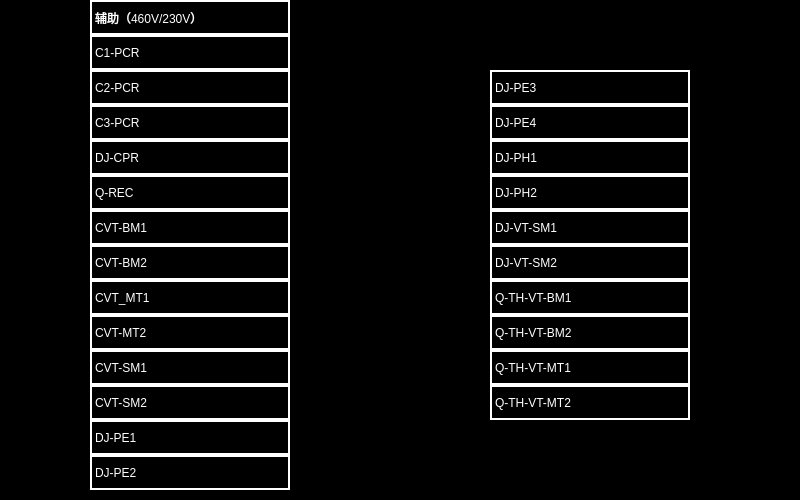
Before: the Qt Designer form devicedatabreaker.ui in isliulin/Plan85HMI, drawn with Qt 5.
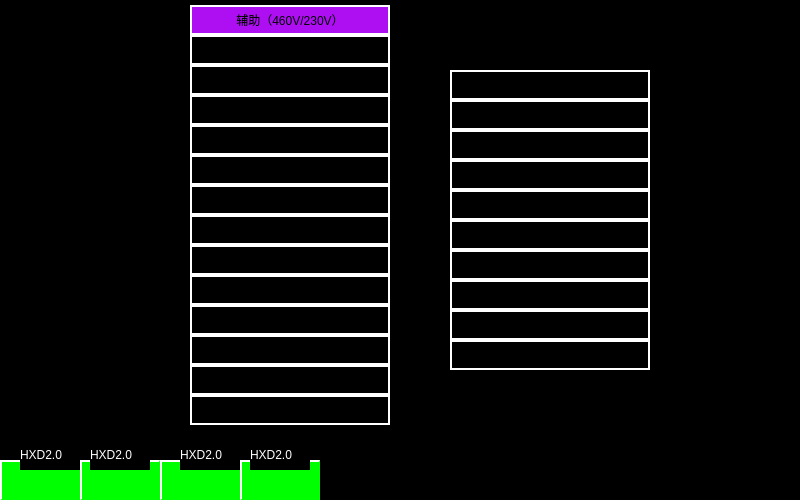
After: the same form once the commit is applied. Icons and pictures are not drawn.

```diff
--- a/devicedatabreaker.ui
+++ b/devicedatabreaker.ui
@@ -28,7 +28,7 @@
 }
 QLabel
 {
-color:rgb(255,255,255);
+color:black;
 border:2px  solid white;
 }
 </string>
@@ -36,313 +36,520 @@
   <widget class="QLabel" name="label">
    <property name="geometry">
     <rect>
-     <x>90</x>
-     <y>0</y>
+     <x>190</x>
+     <y>5</y>
      <width>200</width>
-     <height>35</height>
+     <height>30</height>
     </rect>
    </property>
+   <property name="styleSheet">
+    <string notr="true">background-color: rgb(173, 15, 242);</string>
+   </property>
    <property name="text">
     <string>辅助（460V/230V）</string>
    </property>
+   <property name="alignment">
+    <set>Qt::AlignCenter</set>
+   </property>
   </widget>
   <widget class="QLabel" name="label_2">
    <property name="geometry">
     <rect>
-     <x>90</x>
+     <x>190</x>
      <y>35</y>
      <width>200</width>
-     <height>35</height>
+     <height>30</height>
     </rect>
    </property>
    <property name="text">
     <string>C1-PCR</string>
    </property>
+   <property name="alignment">
+    <set>Qt::AlignCenter</set>
+   </property>
   </widget>
   <widget class="QLabel" name="label_3">
    <property name="geometry">
     <rect>
-     <x>90</x>
-     <y>70</y>
+     <x>190</x>
+     <y>65</y>
      <width>200</width>
-     <height>35</height>
+     <height>30</height>
     </rect>
    </property>
    <property name="text">
     <string>C2-PCR</string>
    </property>
+   <property name="alignment">
+    <set>Qt::AlignCenter</set>
+   </property>
   </widget>
   <widget class="QLabel" name="label_4">
    <property name="geometry">
     <rect>
-     <x>90</x>
-     <y>105</y>
+     <x>190</x>
+     <y>95</y>
      <width>200</width>
-     <height>35</height>
+     <height>30</height>
     </rect>
    </property>
    <property name="text">
     <string>C3-PCR</string>
    </property>
+   <property name="alignment">
+    <set>Qt::AlignCenter</set>
+   </property>
   </widget>
   <widget class="QLabel" name="label_5">
    <property name="geometry">
     <rect>
-     <x>90</x>
-     <y>140</y>
+     <x>190</x>
+     <y>125</y>
      <width>200</width>
-     <height>35</height>
+     <height>30</height>
     </rect>
    </property>
    <property name="text">
     <string>DJ-CPR</string>
    </property>
+   <property name="alignment">
+    <set>Qt::AlignCenter</set>
+   </property>
   </widget>
   <widget class="QLabel" name="label_6">
    <property name="geometry">
     <rect>
-     <x>90</x>
-     <y>245</y>
+     <x>190</x>
+     <y>215</y>
      <width>200</width>
-     <height>35</height>
+     <height>30</height>
     </rect>
    </property>
    <property name="text">
     <string>CVT-BM2</string>
    </property>
+   <property name="alignment">
+    <set>Qt::AlignCenter</set>
+   </property>
   </widget>
   <widget class="QLabel" name="label_7">
    <property name="geometry">
     <rect>
-     <x>90</x>
-     <y>210</y>
+     <x>190</x>
+     <y>185</y>
      <width>200</width>
-     <height>35</height>
+     <height>30</height>
     </rect>
    </property>
    <property name="text">
     <string>CVT-BM1</string>
    </property>
+   <property name="alignment">
+    <set>Qt::AlignCenter</set>
+   </property>
   </widget>
   <widget class="QLabel" name="label_8">
    <property name="geometry">
     <rect>
-     <x>90</x>
-     <y>175</y>
+     <x>190</x>
+     <y>155</y>
      <width>200</width>
-     <height>35</height>
+     <height>30</height>
     </rect>
    </property>
    <property name="text">
     <string>Q-REC</string>
    </property>
+   <property name="alignment">
+    <set>Qt::AlignCenter</set>
+   </property>
   </widget>
   <widget class="QLabel" name="label_9">
    <property name="geometry">
     <rect>
-     <x>90</x>
-     <y>420</y>
+     <x>190</x>
+     <y>365</y>
      <width>200</width>
-     <height>35</height>
+     <height>30</height>
     </rect>
    </property>
    <property name="text">
     <string>DJ-PE1</string>
    </property>
+   <property name="alignment">
+    <set>Qt::AlignCenter</set>
+   </property>
   </widget>
   <widget class="QLabel" name="label_10">
    <property name="geometry">
     <rect>
-     <x>90</x>
-     <y>350</y>
+     <x>190</x>
+     <y>305</y>
      <width>200</width>
-     <height>35</height>
+     <height>30</height>
     </rect>
    </property>
    <property name="text">
     <string>CVT-SM1</string>
    </property>
+   <property name="alignment">
+    <set>Qt::AlignCenter</set>
+   </property>
   </widget>
   <widget class="QLabel" name="label_11">
    <property name="geometry">
     <rect>
-     <x>90</x>
-     <y>315</y>
+     <x>190</x>
+     <y>275</y>
      <width>200</width>
-     <height>35</height>
+     <height>30</height>
     </rect>
    </property>
    <property name="text">
     <string>CVT-MT2</string>
    </property>
+   <property name="alignment">
+    <set>Qt::AlignCenter</set>
+   </property>
   </widget>
   <widget class="QLabel" name="label_12">
    <property name="geometry">
     <rect>
-     <x>90</x>
-     <y>455</y>
+     <x>190</x>
+     <y>395</y>
      <width>200</width>
-     <height>35</height>
+     <height>30</height>
     </rect>
    </property>
    <property name="text">
     <string>DJ-PE2</string>
    </property>
+   <property name="alignment">
+    <set>Qt::AlignCenter</set>
+   </property>
   </widget>
   <widget class="QLabel" name="label_13">
    <property name="geometry">
     <rect>
-     <x>90</x>
-     <y>385</y>
+     <x>190</x>
+     <y>335</y>
      <width>200</width>
-     <height>35</height>
+     <height>30</height>
     </rect>
    </property>
    <property name="text">
     <string>CVT-SM2</string>
    </property>
+   <property name="alignment">
+    <set>Qt::AlignCenter</set>
+   </property>
   </widget>
   <widget class="QLabel" name="label_14">
    <property name="geometry">
     <rect>
-     <x>90</x>
-     <y>280</y>
+     <x>190</x>
+     <y>245</y>
      <width>200</width>
-     <height>35</height>
+     <height>30</height>
     </rect>
    </property>
    <property name="text">
     <string>CVT_MT1</string>
    </property>
+   <property name="alignment">
+    <set>Qt::AlignCenter</set>
+   </property>
   </widget>
   <widget class="QLabel" name="label_15">
    <property name="geometry">
     <rect>
-     <x>490</x>
-     <y>140</y>
+     <x>450</x>
+     <y>130</y>
      <width>200</width>
-     <height>35</height>
+     <height>30</height>
     </rect>
    </property>
    <property name="text">
     <string>DJ-PH1</string>
    </property>
+   <property name="alignment">
+    <set>Qt::AlignCenter</set>
+   </property>
   </widget>
   <widget class="QLabel" name="label_16">
    <property name="geometry">
     <rect>
-     <x>490</x>
-     <y>315</y>
+     <x>450</x>
+     <y>280</y>
      <width>200</width>
-     <height>35</height>
+     <height>30</height>
     </rect>
    </property>
    <property name="text">
     <string>Q-TH-VT-BM2</string>
    </property>
+   <property name="alignment">
+    <set>Qt::AlignCenter</set>
+   </property>
   </widget>
   <widget class="QLabel" name="label_17">
    <property name="geometry">
     <rect>
-     <x>490</x>
-     <y>280</y>
+     <x>450</x>
+     <y>250</y>
      <width>200</width>
-     <height>35</height>
+     <height>30</height>
     </rect>
    </property>
    <property name="text">
     <string>Q-TH-VT-BM1</string>
    </property>
+   <property name="alignment">
+    <set>Qt::AlignCenter</set>
+   </property>
   </widget>
   <widget class="QLabel" name="label_18">
    <property name="geometry">
     <rect>
-     <x>490</x>
+     <x>450</x>
      <y>70</y>
      <width>200</width>
-     <height>35</height>
+     <height>30</height>
     </rect>
    </property>
    <property name="text">
     <string>DJ-PE3</string>
    </property>
+   <property name="alignment">
+    <set>Qt::AlignCenter</set>
+   </property>
   </widget>
   <widget class="QLabel" name="label_19">
    <property name="geometry">
     <rect>
-     <x>490</x>
-     <y>175</y>
+     <x>450</x>
+     <y>160</y>
      <width>200</width>
-     <height>35</height>
+     <height>30</height>
     </rect>
    </property>
    <property name="text">
     <string>DJ-PH2</string>
    </property>
+   <property name="alignment">
+    <set>Qt::AlignCenter</set>
+   </property>
   </widget>
   <widget class="QLabel" name="label_20">
    <property name="geometry">
     <rect>
-     <x>490</x>
-     <y>105</y>
+     <x>450</x>
+     <y>100</y>
      <width>200</width>
-     <height>35</height>
+     <height>30</height>
     </rect>
    </property>
    <property name="text">
     <string>DJ-PE4</string>
    </property>
+   <property name="alignment">
+    <set>Qt::AlignCenter</set>
+   </property>
   </widget>
   <widget class="QLabel" name="label_21">
    <property name="geometry">
     <rect>
-     <x>490</x>
-     <y>245</y>
+     <x>450</x>
+     <y>220</y>
      <width>200</width>
-     <height>35</height>
+     <height>30</height>
     </rect>
    </property>
    <property name="text">
     <string>DJ-VT-SM2</string>
    </property>
+   <property name="alignment">
+    <set>Qt::AlignCenter</set>
+   </property>
   </widget>
   <widget class="QLabel" name="label_22">
    <property name="geometry">
     <rect>
-     <x>490</x>
-     <y>350</y>
+     <x>450</x>
+     <y>310</y>
      <width>200</width>
-     <height>35</height>
+     <height>30</height>
     </rect>
    </property>
    <property name="text">
     <string>Q-TH-VT-MT1</string>
    </property>
+   <property name="alignment">
+    <set>Qt::AlignCenter</set>
+   </property>
   </widget>
   <widget class="QLabel" name="label_23">
    <property name="geometry">
     <rect>
-     <x>490</x>
-     <y>385</y>
+     <x>450</x>
+     <y>340</y>
      <width>200</width>
-     <height>35</height>
+     <height>30</height>
     </rect>
    </property>
    <property name="text">
     <string>Q-TH-VT-MT2</string>
    </property>
+   <property name="alignment">
+    <set>Qt::AlignCenter</set>
+   </property>
   </widget>
   <widget class="QLabel" name="label_24">
    <property name="geometry">
     <rect>
-     <x>490</x>
-     <y>210</y>
+     <x>450</x>
+     <y>190</y>
      <width>200</width>
-     <height>35</height>
+     <height>30</height>
     </rect>
    </property>
    <property name="text">
     <string>DJ-VT-SM1</string>
+   </property>
+   <property name="alignment">
+    <set>Qt::AlignCenter</set>
+   </property>
+  </widget>
+  <widget class="QPushButton" name="btnTrain1">
+   <property name="geometry">
+    <rect>
+     <x>0</x>
+     <y>460</y>
+     <width>80</width>
+     <height>40</height>
+    </rect>
+   </property>
+   <property name="styleSheet">
+    <string notr="true">border-image: url(:/images/images/TrainLogo.png);</string>
+   </property>
+   <property name="text">
+    <string/>
+   </property>
+  </widget>
+  <widget class="QPushButton" name="btnTrain2">
+   <property name="geometry">
+    <rect>
+     <x>80</x>
+     <y>460</y>
+     <width>80</width>
+     <height>40</height>
+    </rect>
+   </property>
+   <property name="styleSheet">
+    <string notr="true">border-image: url(:/images/images/TrainLogo-reverse.png);</string>
+   </property>
+   <property name="text">
+    <string/>
+   </property>
+  </widget>
+  <widget class="QPushButton" name="btnTrain3">
+   <property name="geometry">
+    <rect>
+     <x>160</x>
+     <y>460</y>
+     <width>80</width>
+     <height>40</height>
+    </rect>
+   </property>
+   <property name="styleSheet">
+    <string notr="true">border-image: url(:/images/images/TrainLogo.png);</string>
+   </property>
+   <property name="text">
+    <string/>
+   </property>
+  </widget>
+  <widget class="QPushButton" name="btnTrain4">
+   <property name="geometry">
+    <rect>
+     <x>240</x>
+     <y>460</y>
+     <width>80</width>
+     <height>40</height>
+    </rect>
+   </property>
+   <property name="styleSheet">
+    <string notr="true">border-image: url(:/images/images/TrainLogo-reverse.png);</string>
+   </property>
+   <property name="text">
+    <string/>
+   </property>
+  </widget>
+  <widget class="QLabel" name="labelTrain1">
+   <property name="geometry">
+    <rect>
+     <x>20</x>
+     <y>440</y>
+     <width>60</width>
+     <height>30</height>
+    </rect>
+   </property>
+   <property name="styleSheet">
+    <string notr="true">border:0px;
+color:white;</string>
+   </property>
+   <property name="text">
+    <string>HXD2.0</string>
+   </property>
+  </widget>
+  <widget class="QLabel" name="labelTrain2">
+   <property name="geometry">
+    <rect>
+     <x>90</x>
+     <y>440</y>
+     <width>60</width>
+     <height>30</height>
+    </rect>
+   </property>
+   <property name="styleSheet">
+    <string notr="true">color:white;
+border:0px;</string>
+   </property>
+   <property name="text">
+    <string>HXD2.0</string>
+   </property>
+  </widget>
+  <widget class="QLabel" name="labelTrain3">
+   <property name="geometry">
+    <rect>
+     <x>180</x>
+     <y>440</y>
+     <width>60</width>
+     <height>30</height>
+    </rect>
+   </property>
+   <property name="styleSheet">
+    <string notr="true">border:0px;
+color:white;</string>
+   </property>
+   <property name="text">
+    <string>HXD2.0</string>
+   </property>
+  </widget>
+  <widget class="QLabel" name="labelTrain4">
+   <property name="geometry">
+    <rect>
+     <x>250</x>
+     <y>440</y>
+     <width>60</width>
+     <height>30</height>
+    </rect>
+   </property>
+   <property name="styleSheet">
+    <string notr="true">color:white;
+border:0px;</string>
+   </property>
+   <property name="text">
+    <string>HXD2.0</string>
    </property>
   </widget>
  </widget>
```
Left out of the diff: 46 changed lines with no effect on the pictures.
